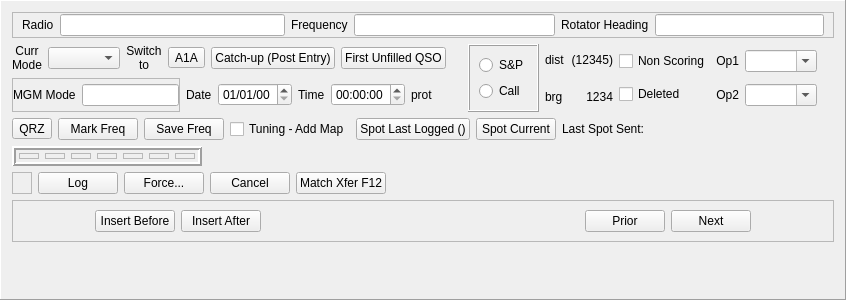
Rsclub22/Minos2-Mirror, file mqt/MqtLogger/qsologframe.ui: the form before one commit.
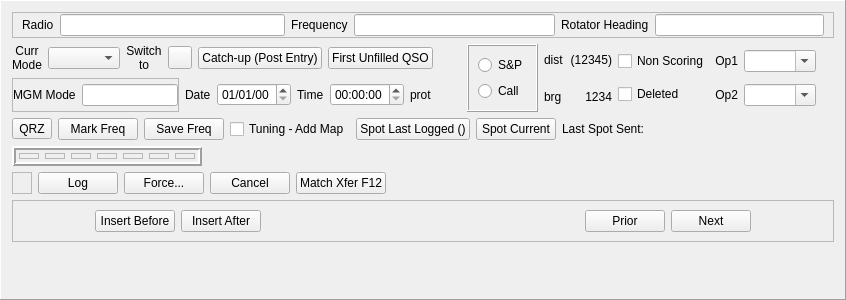
The form after the commit. Custom widgets are drawn as their Qt base class.

What changed in the file:
```diff
--- a/mqt/MqtLogger/qsologframe.ui
+++ b/mqt/MqtLogger/qsologframe.ui
@@ -153,7 +153,7 @@
               <enum>Qt::NoFocus</enum>
              </property>
              <property name="text">
-              <string>A1A</string>
+              <string/>
              </property>
              <property name="autoRaise">
               <bool>false</bool>
```
Left out of the diff: 2 changed lines with no effect on the pictures.
